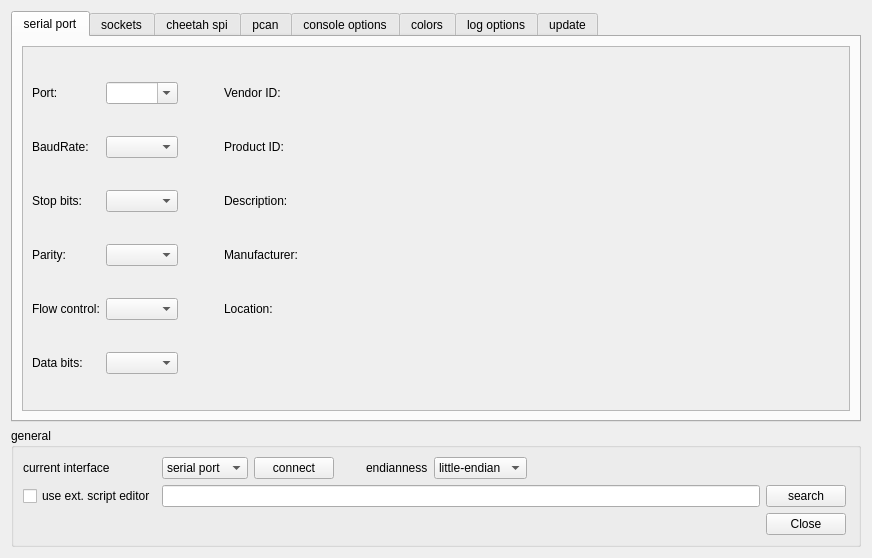
Old version of the form ScriptCommunicator/settingsdialog.ui in the repository szieke/ScriptCommunicator_serial-terminal.
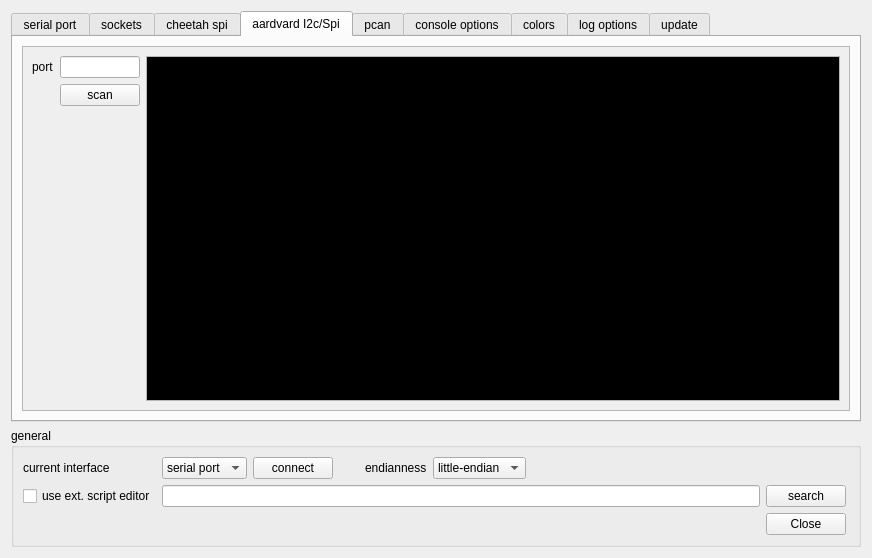
New version of the form. The open tabs and pages were chosen to show the change. Icons and pictures are not drawn. Custom widgets are drawn as their Qt base class.

Commit message: Aardvard I2C/SPI implemented.

Patch:
```diff
--- a/ScriptCommunicator/settingsdialog.ui
+++ b/ScriptCommunicator/settingsdialog.ui
@@ -38,8 +38,14 @@
   <layout class="QVBoxLayout" name="verticalLayout_8">
    <item>
     <widget class="QTabWidget" name="tabWidget">
+     <property name="sizePolicy">
+      <sizepolicy hsizetype="Ignored" vsizetype="Expanding">
+       <horstretch>0</horstretch>
+       <verstretch>0</verstretch>
+      </sizepolicy>
+     </property>
      <property name="currentIndex">
-      <number>3</number>
+      <number>0</number>
      </property>
      <widget class="QWidget" name="serialPortTab">
       <attribute name="title">
@@ -883,10 +889,10 @@
            </rect>
           </property>
           <layout class="QGridLayout" name="gridLayout_5" columnstretch="0,0,1">
-           <item row="0" column="0">
-            <widget class="QLabel" name="label_6">
+           <item row="6" column="0" colspan="2">
+            <widget class="QLabel" name="label_28">
              <property name="text">
-              <string>port</string>
+              <string>Note: Only master mode is supported.</string>
              </property>
             </widget>
            </item>
@@ -906,6 +912,13 @@
              </property>
             </widget>
            </item>
+           <item row="0" column="0">
+            <widget class="QLabel" name="label_6">
+             <property name="text">
+              <string>port</string>
+             </property>
+            </widget>
+           </item>
            <item row="1" column="0">
             <widget class="QLabel" name="label_7">
              <property name="text">
@@ -1013,7 +1026,7 @@
              </property>
             </widget>
            </item>
-           <item row="5" column="1">
+           <item row="7" column="1">
             <spacer name="verticalSpacer_2">
              <property name="orientation">
               <enum>Qt::Vertical</enum>
@@ -1026,7 +1039,7 @@
              </property>
             </spacer>
            </item>
-           <item row="0" column="2" rowspan="6">
+           <item row="0" column="2" rowspan="8">
             <widget class="QPlainTextEdit" name="cheetahPlainTextEdit">
              <property name="palette">
               <palette>
@@ -1097,6 +1110,162 @@
              </property>
             </widget>
            </item>
+           <item row="5" column="1">
+            <spacer name="verticalSpacer_7">
+             <property name="orientation">
+              <enum>Qt::Vertical</enum>
+             </property>
+             <property name="sizeType">
+              <enum>QSizePolicy::Fixed</enum>
+             </property>
+             <property name="sizeHint" stdset="0">
+              <size>
+               <width>20</width>
+               <height>20</height>
+              </size>
+             </property>
+            </spacer>
+           </item>
+          </layout>
+         </widget>
+        </widget>
+       </item>
+      </layout>
+     </widget>
+     <widget class="QWidget" name="tabAardvardI2cSpi">
+      <attribute name="title">
+       <string>aardvard I2c/Spi</string>
+      </attribute>
+      <layout class="QVBoxLayout" name="verticalLayout_14">
+       <item>
+        <widget class="QScrollArea" name="scrollArea_9">
+         <property name="widgetResizable">
+          <bool>true</bool>
+         </property>
+         <widget class="QWidget" name="scrollAreaWidgetContents_9">
+          <property name="geometry">
+           <rect>
+            <x>0</x>
+            <y>0</y>
+            <width>828</width>
+            <height>374</height>
+           </rect>
+          </property>
+          <layout class="QGridLayout" name="gridLayout_14">
+           <item row="0" column="1">
+            <widget class="QLineEdit" name="aardvardI2cSpiPort">
+             <property name="sizePolicy">
+              <sizepolicy hsizetype="Ignored" vsizetype="Fixed">
+               <horstretch>0</horstretch>
+               <verstretch>0</verstretch>
+              </sizepolicy>
+             </property>
+             <property name="maximumSize">
+              <size>
+               <width>16777215</width>
+               <height>16777215</height>
+              </size>
+             </property>
+            </widget>
+           </item>
+           <item row="1" column="1">
+            <widget class="QPushButton" name="aardvardI2cSpiScan">
+             <property name="text">
+              <string>scan</string>
+             </property>
+            </widget>
+           </item>
+           <item row="0" column="0">
+            <widget class="QLabel" name="label_29">
+             <property name="text">
+              <string>port</string>
+             </property>
+            </widget>
+           </item>
+           <item row="2" column="1">
+            <spacer name="verticalSpacer_8">
+             <property name="orientation">
+              <enum>Qt::Vertical</enum>
+             </property>
+             <property name="sizeHint" stdset="0">
+              <size>
+               <width>20</width>
+               <height>40</height>
+              </size>
+             </property>
+            </spacer>
+           </item>
+           <item row="0" column="2" rowspan="3">
+            <widget class="QPlainTextEdit" name="aardvardI2cSpiDevices">
+             <property name="palette">
+              <palette>
+               <active>
+                <colorrole role="Text">
+                 <brush brushstyle="SolidPattern">
+                  <color alpha="255">
+                   <red>0</red>
+                   <green>255</green>
+                   <blue>0</blue>
+                  </color>
+                 </brush>
+                </colorrole>
+                <colorrole role="Base">
+                 <brush brushstyle="SolidPattern">
+                  <color alpha="255">
+                   <red>0</red>
+                   <green>0</green>
+                   <blue>0</blue>
+                  </color>
+                 </brush>
+                </colorrole>
+               </active>
+               <inactive>
+                <colorrole role="Text">
+                 <brush brushstyle="SolidPattern">
+                  <color alpha="255">
+                   <red>0</red>
+                   <green>255</green>
+                   <blue>0</blue>
+                  </color>
+                 </brush>
+                </colorrole>
+                <colorrole role="Base">
+                 <brush brushstyle="SolidPattern">
+                  <color alpha="255">
+                   <red>0</red>
+                   <green>0</green>
+                   <blue>0</blue>
+                  </color>
+                 </brush>
+                </colorrole>
+               </inactive>
+               <disabled>
+                <colorrole role="Text">
+                 <brush brushstyle="SolidPattern">
+                  <color alpha="255">
+                   <red>120</red>
+                   <green>120</green>
+                   <blue>120</blue>
+                  </color>
+                 </brush>
+                </colorrole>
+                <colorrole role="Base">
+                 <brush brushstyle="SolidPattern">
+                  <color alpha="255">
+                   <red>240</red>
+                   <green>240</green>
+                   <blue>240</blue>
+                  </color>
+                 </brush>
+                </colorrole>
+               </disabled>
+              </palette>
+             </property>
+             <property name="readOnly">
+              <bool>true</bool>
+             </property>
+            </widget>
+           </item>
           </layout>
          </widget>
         </widget>
@@ -3338,7 +3507,7 @@
         </item>
         <item>
          <property name="text">
-          <string>spi master</string>
+          <string>cheetah</string>
          </property>
         </item>
         <item>
```
The commit also changes 9 other files.
